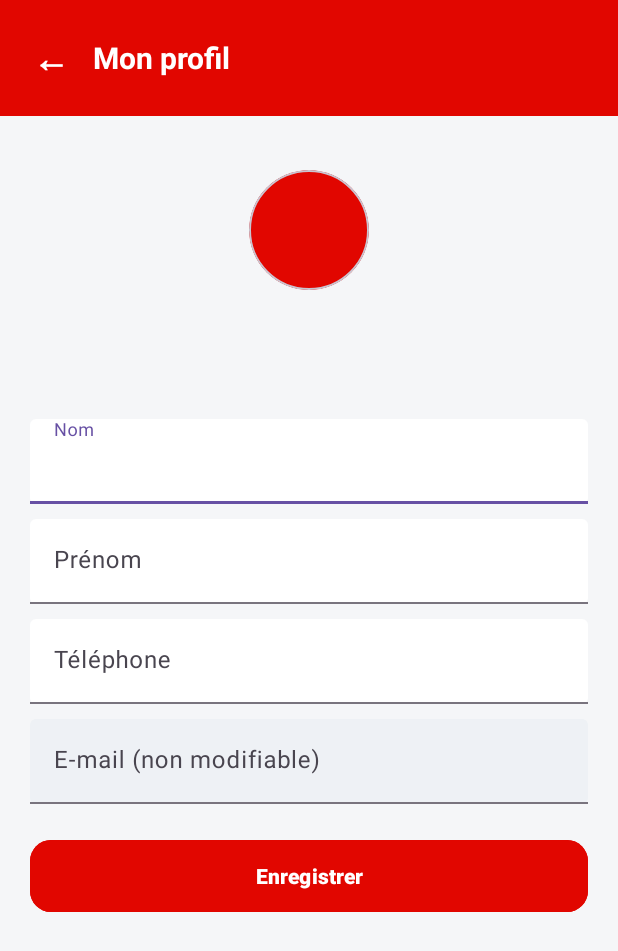
After one commit to Aziz140705/Fi_Thinitek, an Android app: the ProfilActivity screen opened directly, with no data from a screen before it, on a phone screen of 412 x 824 dp. The commit adds this screen. Shown: the top 951 px of the screen. Run offline under Robolectric (Android 15) with nearby library versions, the phone set to English and light mode, and no system bars; network calls fail; pictures from the network do not load; Roboto replaces fonts that are not available here.

Commit message:
fix(all): resolve all profile, trip and driver compilation errors across mobile and backend

```diff
--- a/mobile/app/src/main/AndroidManifest.xml
+++ b/mobile/app/src/main/AndroidManifest.xml
@@ -59,6 +59,12 @@
             android:exported="false"
             android:windowSoftInputMode="adjustResize" />
 
+        <!-- Profil utilisateur (US04) -->
+        <activity
+            android:name=".ProfilActivity"
+            android:exported="false"
+            android:windowSoftInputMode="adjustResize" />
+
         <!-- Nouveau mot de passe après vérification -->
         <activity
             android:name=".ResetPasswordActivity"
--- a/mobile/app/src/main/java/com/example/fithnitekmobile/PassagerActivity.kt
+++ b/mobile/app/src/main/java/com/example/fithnitekmobile/PassagerActivity.kt
@@ -385,7 +385,7 @@ class PassagerActivity : BaseActivity() {
                 }
 
                 R.id.nav_profil -> {
-                    toast("Profil - à développer")
+                    startActivity(Intent(this, ProfilActivity::class.java))
                     true
                 }
 
--- /dev/null
+++ b/mobile/app/src/main/java/com/example/fithnitekmobile/ProfilActivity.kt
@@ -0,0 +1,100 @@
+package com.example.fithnitekmobile
+
+import android.os.Bundle
+import android.view.View
+import androidx.activity.viewModels
+import com.example.fithnitekmobile.databinding.ActivityProfilBinding
+import com.example.fithnitekmobile.models.ProfilDto
+import com.example.fithnitekmobile.util.FormField
+import com.example.fithnitekmobile.util.Resource
+import com.example.fithnitekmobile.viewmodel.ProfilViewModel
+
+class ProfilActivity : BaseActivity() {
+
+    private lateinit var binding: ActivityProfilBinding
+    private val viewModel: ProfilViewModel by viewModels { viewModelFactory }
+
+    override fun onCreate(savedInstanceState: Bundle?) {
+        super.onCreate(savedInstanceState)
+        binding = ActivityProfilBinding.inflate(layoutInflater)
+        setContentView(binding.root)
+
+        binding.btnRetour.setOnClickListener { finish() }
+
+        binding.btnEnregistrer.setOnClickListener {
+            binding.etNom.error = null
+            binding.etPrenom.error = null
+            binding.etTelephone.error = null
+
+            viewModel.enregistrer(
+                nom = binding.etNom.text.toString(),
+                prenom = binding.etPrenom.text.toString(),
+                telephone = binding.etTelephone.text.toString()
+            )
+        }
+
+        observeViewModel()
+        viewModel.load()
+    }
+
+    private fun observeViewModel() {
+        viewModel.profil.observe(this) { state ->
+            when (state) {
+                Resource.Loading -> setLoading(true)
+                is Resource.Success -> {
+                    setLoading(false)
+                    render(state.data)
+                }
+                is Resource.Error -> {
+                    setLoading(false)
+                    showError(state.message)
+                }
+            }
+        }
+
+        viewModel.formError.observe(this) { event ->
+            event.getContentIfNotHandled()?.let { error ->
+                when (error.field) {
+                    FormField.NOM -> binding.etNom.error = error.message
+                    FormField.PRENOM -> binding.etPrenom.error = error.message
+                    FormField.TELEPHONE -> binding.etTelephone.error = error.message
+                    else -> toast(error.message)
+                }
+            }
+        }
+
+        viewModel.saveResult.observe(this) { event ->
+            when (val state = event.getContentIfNotHandled()) {
+                Resource.Loading -> setLoading(true)
+                is Resource.Success -> {
+                    setLoading(false)
+                    toast("Profil mis à jour avec succès !", long = true)
+                    render(state.data)
+                }
+                is Resource.Error -> {
+                    setLoading(false)
+                    showError(state.message)
+                }
+                null -> Unit
+            }
+        }
+    }
+
+    private fun render(p: ProfilDto) {
+        val initialNom = p.nom.take(1).uppercase()
+        val initialPrenom = p.prenom.take(1).uppercase()
+        binding.tvInitiales.text = "$initialNom$initialPrenom"
+        binding.tvNomComplet.text = "${p.prenom} ${p.nom}"
+        binding.tvRole.text = "Rôle : ${p.role}"
+        binding.etEmail.setText(p.email)
+
+        if (binding.etNom.text.isNullOrEmpty()) binding.etNom.setText(p.nom)
+        if (binding.etPrenom.text.isNullOrEmpty()) binding.etPrenom.setText(p.prenom)
+        if (binding.etTelephone.text.isNullOrEmpty() && p.telephone != null) binding.etTelephone.setText(p.telephone)
+    }
+
+    private fun setLoading(loading: Boolean) {
+        binding.progress.visibility = if (loading) View.VISIBLE else View.INVISIBLE
+        binding.btnEnregistrer.isEnabled = !loading
+    }
+}
--- a/mobile/app/src/main/java/com/example/fithnitekmobile/di/AppContainer.kt
+++ b/mobile/app/src/main/java/com/example/fithnitekmobile/di/AppContainer.kt
@@ -4,21 +4,25 @@ import android.content.Context
 import com.example.fithnitekmobile.network.RetrofitClient
 import com.example.fithnitekmobile.repository.AuthRepository
 import com.example.fithnitekmobile.repository.ConducteurRepository
+import com.example.fithnitekmobile.repository.ProfilRepository
 import com.example.fithnitekmobile.repository.ReservationRepository
 import com.example.fithnitekmobile.repository.TrajetRepository
 import com.example.fithnitekmobile.session.SessionManager
 import com.example.fithnitekmobile.viewmodel.ViewModelFactory
 
+// Crée UNE SEULE FOIS les objets partagés de l'application (session, API, repositories).
 class AppContainer(context: Context) {
 
     val sessionManager = SessionManager(context)
 
     private val api = RetrofitClient.create(sessionManager)
 
+    // Un repository par domaine
     val authRepository = AuthRepository(api, sessionManager)
     val trajetRepository = TrajetRepository(api)
     val reservationRepository = ReservationRepository(api)
     val conducteurRepository = ConducteurRepository(api, sessionManager)
+    val profilRepository = ProfilRepository(api)
 
     val viewModelFactory = ViewModelFactory(this)
 }
--- a/mobile/app/src/main/java/com/example/fithnitekmobile/network/ApiService.kt
+++ b/mobile/app/src/main/java/com/example/fithnitekmobile/network/ApiService.kt
@@ -14,9 +14,6 @@ import retrofit2.http.Part
 import retrofit2.http.Path
 import retrofit2.http.Query
 
-// Routes du backend Ktor.
-// Toutes les fonctions sont "suspend" et renvoient Response<T> :
-// le Repository peut ainsi vérifier response.isSuccessful et lire le code HTTP.
 interface ApiService {
 
     // ---------- Authentification ----------
@@ -35,6 +32,14 @@ interface ApiService {
 
     @POST("api/auth/reset-password")
     suspend fun resetPassword(@Body request: ResetPasswordRequest): Response<ResetPasswordResponse>
+
+    // ---------- Profil (token JWT obligatoire) ----------
+
+    @GET("api/users/me")
+    suspend fun monProfil(): Response<ProfilResponse>
+
+    @PUT("api/users/me")
+    suspend fun modifierProfil(@Body request: ProfilUpdateRequest): Response<ProfilResponse>
 
     // ---------- Conducteur : dossier + paiement ----------
 
@@ -57,7 +62,6 @@ interface ApiService {
         @Part vehiculePhoto: MultipartBody.Part
     ): Response<DossierResponse>
 
-    // Renvoie un NOUVEAU token (rôle CONDUCTEUR) si le paiement réussit
     @POST("api/conducteur/paiement")
     suspend fun payerConducteur(): Response<LoginResponse>
 
@@ -72,7 +76,6 @@ interface ApiService {
     @GET("api/trajets/mes")
     suspend fun mesTrajets(): Response<TrajetListResponse>
 
-    // Les paramètres null ne sont pas envoyés par Retrofit
     @GET("api/trajets/search")
     suspend fun rechercherTrajets(
         @Query("depart") depart: String? = null,
--- /dev/null
+++ b/mobile/app/src/main/java/com/example/fithnitekmobile/repository/ProfilRepository.kt
@@ -0,0 +1,22 @@
+package com.example.fithnitekmobile.repository
+
+import com.example.fithnitekmobile.models.ProfilDto
+import com.example.fithnitekmobile.models.ProfilResponse
+import com.example.fithnitekmobile.models.ProfilUpdateRequest
+import com.example.fithnitekmobile.network.ApiService
+import com.example.fithnitekmobile.util.Resource
+import com.example.fithnitekmobile.util.map
+
+class ProfilRepository(private val api: ApiService) : BaseRepository() {
+
+    private val businessError: (ProfilResponse) -> String? =
+        { if (it.success && it.profil != null) null else it.message }
+
+    suspend fun profil(): Resource<ProfilDto> =
+        safeApiCall(businessError = businessError) { api.monProfil() }.map { it.profil!! }
+
+    suspend fun modifier(nom: String, prenom: String, telephone: String?): Resource<ProfilDto> =
+        safeApiCall(businessError = businessError) {
+            api.modifierProfil(ProfilUpdateRequest(nom, prenom, telephone))
+        }.map { it.profil!! }
+}
--- /dev/null
+++ b/mobile/app/src/main/java/com/example/fithnitekmobile/viewmodel/ProfilViewModel.kt
@@ -0,0 +1,53 @@
+package com.example.fithnitekmobile.viewmodel
+
+import androidx.lifecycle.LiveData
+import androidx.lifecycle.MutableLiveData
+import androidx.lifecycle.ViewModel
+import androidx.lifecycle.viewModelScope
+import com.example.fithnitekmobile.models.ProfilDto
+import com.example.fithnitekmobile.repository.ProfilRepository
+import com.example.fithnitekmobile.util.Event
+import com.example.fithnitekmobile.util.FormError
+import com.example.fithnitekmobile.util.FormField
+import com.example.fithnitekmobile.util.Resource
+import kotlinx.coroutines.launch
+
+class ProfilViewModel(private val repository: ProfilRepository) : ViewModel() {
+
+    private val _formError = MutableLiveData<Event<FormError>>()
+    val formError: LiveData<Event<FormError>> = _formError
+
+    private fun invalid(field: FormField, message: String) {
+        _formError.value = Event(FormError(field, message))
+    }
+
+    private val _profil = MutableLiveData<Resource<ProfilDto>>()
+    val profil: LiveData<Resource<ProfilDto>> = _profil
+
+    fun load() {
+        viewModelScope.launch {
+            _profil.value = Resource.Loading
+            _profil.value = repository.profil()
+        }
+    }
+
+    private val _saveResult = MutableLiveData<Event<Resource<ProfilDto>>>()
+    val saveResult: LiveData<Event<Resource<ProfilDto>>> = _saveResult
+
+    fun enregistrer(nom: String, prenom: String, telephone: String) {
+        val n = nom.trim()
+        val p = prenom.trim()
+        val t = telephone.trim()
+
+        if (n.length < 2) return invalid(FormField.NOM, "Nom : 2 caractères minimum")
+        if (p.length < 2) return invalid(FormField.PRENOM, "Prénom : 2 caractères minimum")
+        if (t.isNotEmpty() && !t.matches(Regex("^\\+?[0-9 ]{8,15}$"))) {
+            return invalid(FormField.TELEPHONE, "Téléphone invalide (8 à 15 chiffres)")
+        }
+
+        viewModelScope.launch {
+            _saveResult.value = Event(Resource.Loading)
+            _saveResult.value = Event(repository.modifier(n, p, t.ifEmpty { null }))
+        }
+    }
+}
--- a/mobile/app/src/main/java/com/example/fithnitekmobile/viewmodel/ViewModelFactory.kt
+++ b/mobile/app/src/main/java/com/example/fithnitekmobile/viewmodel/ViewModelFactory.kt
@@ -15,12 +15,18 @@ class ViewModelFactory(private val container: AppContainer) : ViewModelProvider.
             modelClass.isAssignableFrom(AuthViewModel::class.java) ->
                 AuthViewModel(container.sessionManager, container.authRepository) as T
 
+            modelClass.isAssignableFrom(TrajetViewModel::class.java) ->
+                TrajetViewModel(container.trajetRepository) as T
+
             modelClass.isAssignableFrom(PassagerViewModel::class.java) ->
                 PassagerViewModel(container.sessionManager, container.trajetRepository) as T
 
             modelClass.isAssignableFrom(ConducteurViewModel::class.java) ->
                 ConducteurViewModel(container.conducteurRepository) as T
 
+            modelClass.isAssignableFrom(ProfilViewModel::class.java) ->
+                ProfilViewModel(container.profilRepository) as T
+
             else -> throw IllegalArgumentException("ViewModel inconnu : ${modelClass.name}")
         }
     }
--- /dev/null
+++ b/mobile/app/src/main/res/layout/activity_profil.xml
@@ -0,0 +1,174 @@
+<?xml version="1.0" encoding="utf-8"?>
+<LinearLayout xmlns:android="http://schemas.android.com/apk/res/android"
+    xmlns:app="http://schemas.android.com/apk/res-auto"
+    android:layout_width="match_parent"
+    android:layout_height="match_parent"
+    android:background="#F5F6F8"
+    android:fitsSystemWindows="true"
+    android:orientation="vertical">
+
+    <LinearLayout
+        android:layout_width="match_parent"
+        android:layout_height="wrap_content"
+        android:background="@color/pocket_red"
+        android:gravity="center_vertical"
+        android:orientation="horizontal"
+        android:padding="16dp">
+
+        <TextView
+            android:id="@+id/btnRetour"
+            android:layout_width="wrap_content"
+            android:layout_height="wrap_content"
+            android:padding="6dp"
+            android:text="←"
+            android:textColor="#FFFFFF"
+            android:textSize="24sp"
+            android:textStyle="bold" />
+
+        <TextView
+            android:layout_width="wrap_content"
+            android:layout_height="wrap_content"
+            android:layout_marginStart="10dp"
+            android:text="Mon profil"
+            android:textColor="#FFFFFF"
+            android:textSize="20sp"
+            android:textStyle="bold" />
+    </LinearLayout>
+
+    <ProgressBar
+        android:id="@+id/progress"
+        style="?android:attr/progressBarStyleHorizontal"
+        android:layout_width="match_parent"
+        android:layout_height="wrap_content"
+        android:indeterminate="true"
+        android:visibility="invisible" />
+
+    <ScrollView
+        android:layout_width="match_parent"
+        android:layout_height="match_parent"
+        android:fillViewport="true">
+
+        <LinearLayout
+            android:layout_width="match_parent"
+            android:layout_height="wrap_content"
+            android:orientation="vertical"
+            android:padding="20dp">
+
+            <!-- Avatar avec les initiales -->
+            <com.google.android.material.card.MaterialCardView
+                android:layout_width="80dp"
+                android:layout_height="80dp"
+                android:layout_gravity="center_horizontal"
+                app:cardBackgroundColor="@color/pocket_red"
+                app:cardCornerRadius="40dp"
+                app:cardElevation="0dp">
+
+                <TextView
+                    android:id="@+id/tvInitiales"
+                    android:layout_width="match_parent"
+                    android:layout_height="match_parent"
+                    android:gravity="center"
+                    android:textColor="#FFFFFF"
+                    android:textSize="28sp"
+                    android:textStyle="bold" />
+            </com.google.android.material.card.MaterialCardView>
+
+            <TextView
+                android:id="@+id/tvNomComplet"
+                android:layout_width="wrap_content"
+                android:layout_height="wrap_content"
+                android:layout_gravity="center_horizontal"
+                android:layout_marginTop="12dp"
+                android:textColor="#0F172A"
+                android:textSize="20sp"
+                android:textStyle="bold" />
+
+            <TextView
+                android:id="@+id/tvRole"
+                android:layout_width="wrap_content"
+                android:layout_height="wrap_content"
+                android:layout_gravity="center_horizontal"
+                android:layout_marginTop="4dp"
+                android:textColor="@color/pocket_red"
+                android:textSize="13sp"
+                android:textStyle="bold" />
+
+            <com.google.android.material.textfield.TextInputLayout
+                android:layout_width="match_parent"
+                android:layout_height="wrap_content"
+                android:layout_marginTop="24dp"
+                android:hint="Nom"
+                app:boxBackgroundColor="#FFFFFF"
+                app:boxBackgroundMode="filled">
+
+                <com.google.android.material.textfield.TextInputEditText
+                    android:id="@+id/etNom"
+                    android:layout_width="match_parent"
+                    android:layout_height="wrap_content"
+                    android:inputType="textCapWords"
+                    android:maxLength="100" />
+            </com.google.android.material.textfield.TextInputLayout>
+
+            <com.google.android.material.textfield.TextInputLayout
+                android:layout_width="match_parent"
+                android:layout_height="wrap_content"
+                android:layout_marginTop="10dp"
+                android:hint="Prénom"
+                app:boxBackgroundColor="#FFFFFF"
+                app:boxBackgroundMode="filled">
+
+                <com.google.android.material.textfield.TextInputEditText
+                    android:id="@+id/etPrenom"
+                    android:layout_width="match_parent"
+                    android:layout_height="wrap_content"
+                    android:inputType="textCapWords"
+                    android:maxLength="100" />
+            </com.google.android.material.textfield.TextInputLayout>
+
+            <com.google.android.material.textfield.TextInputLayout
+                android:layout_width="match_parent"
+                android:layout_height="wrap_content"
+                android:layout_marginTop="10dp"
+                android:hint="Téléphone"
+                app:boxBackgroundColor="#FFFFFF"
+                app:boxBackgroundMode="filled">
+
+                <com.google.android.material.textfield.TextInputEditText
+                    android:id="@+id/etTelephone"
+                    android:layout_width="match_parent"
+                    android:layout_height="wrap_content"
+                    android:inputType="phone"
+                    android:maxLength="20" />
+            </com.google.android.material.textfield.TextInputLayout>
+
+            <!-- E-mail : lecture seule -->
+            <com.google.android.material.textfield.TextInputLayout
+                android:layout_width="match_parent"
+                android:layout_height="wrap_content"
+                android:layout_marginTop="10dp"
+                android:hint="E-mail (non modifiable)"
+                app:boxBackgroundColor="#EEF1F5"
+                app:boxBackgroundMode="filled">
+
+                <com.google.android.material.textfield.TextInputEditText
+                    android:id="@+id/etEmail"
+                    android:layout_width="match_parent"
+                    android:layout_height="wrap_content"
+                    android:enabled="false"
+                    android:inputType="textEmailAddress" />
+            </com.google.android.material.textfield.TextInputLayout>
+
+            <com.google.android.material.button.MaterialButton
+                android:id="@+id/btnEnregistrer"
+                android:layout_width="match_parent"
+                android:layout_height="56dp"
+                android:layout_marginTop="20dp"
+                android:backgroundTint="@color/pocket_red"
+                android:text="Enregistrer"
+                android:textAllCaps="false"
+                android:textColor="#FFFFFF"
+                android:textStyle="bold"
+                app:cornerRadius="14dp" />
+        </LinearLayout>
+    </ScrollView>
+</LinearLayout>
--- a/src/main/kotlin/Routing.kt
+++ b/src/main/kotlin/Routing.kt
@@ -3,6 +3,7 @@ package com
 import com.fithnitek.routes.authRoutes
 import com.fithnitek.routes.conducteurRoutes
 import com.fithnitek.routes.passwordResetRoutes
+import com.fithnitek.routes.profilRoutes
 import com.fithnitek.routes.reservationRoutes
 import com.fithnitek.routes.trajetRoutes
 import io.ktor.server.application.*
@@ -19,8 +20,8 @@ fun Application.configureRouting() {
         authRoutes()
         passwordResetRoutes()
 
-        // Dossier conducteur + paiement (remplace l'ancienne route gratuite /devenir-conducteur)
-        conducteurRoutes()
+        profilRoutes()       // US04 : profil
+        conducteurRoutes()   // dossier + paiement conducteur
 
         trajetRoutes()
         reservationRoutes()
```
Also changed, not shown: mobile/app/src/main/java/com/example/fithnitekmobile/TrajetFormActivity.kt (+10 -1 lines), mobile/app/src/main/java/com/example/fithnitekmobile/network/Models.kt (added, +22 -0 lines), mobile/app/src/main/java/com/example/fithnitekmobile/util/CityCoordinates.kt (added, +39 -0 lines), src/main/kotlin/com/fithnitek/config/repository/UserRepository.kt (+35 -0 lines), src/main/kotlin/com/fithnitek/models/ProfilModels.kt (added, +28 -0 lines), src/main/kotlin/com/fithnitek/routes/ProfilRoutes.kt (added, +92 -0 lines).
